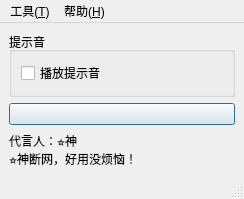
SkyD666/Act3SpeedrunTool, file AutoFirewall/MainWindow.ui: the form before one commit.
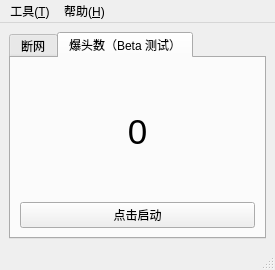
The form after the commit. Icons and pictures are not drawn.

Commit message: [feature]初步支持实时统计 Doomsday 3 爆头数

```diff
--- a/AutoFirewall/MainWindow.ui
+++ b/AutoFirewall/MainWindow.ui
@@ -6,8 +6,8 @@
    <rect>
     <x>0</x>
     <y>0</y>
-    <width>244</width>
-    <height>199</height>
+    <width>275</width>
+    <height>270</height>
    </rect>
   </property>
   <property name="windowTitle">
@@ -20,6 +20,16 @@
   <widget class="QWidget" name="centralwidget">
    <layout class="QVBoxLayout" name="verticalLayout">
     <item>
+     <widget class="QTabWidget" name="tabWidget">
+      <property name="currentIndex">
+       <number>1</number>
+      </property>
+      <widget class="QWidget" name="tabFirewall">
+       <attribute name="title">
+        <string>断网</string>
+       </attribute>
+       <layout class="QVBoxLayout" name="verticalLayout_2">
+        <item>
      <widget class="QGroupBox" name="groupBox_2">
       <property name="title">
        <string>提示音</string>
@@ -49,6 +59,66 @@
      </widget>
     </item>
     <item>
+         <widget class="QLabel" name="labHelpTranslate">
+          <property name="text">
+           <string>&lt;a href=&quot;https://discord.gg/pEWEjeJTa3&quot;&gt;帮助我们进行翻译&lt;/a&gt;</string>
+          </property>
+          <property name="textFormat">
+           <enum>Qt::RichText</enum>
+          </property>
+          <property name="scaledContents">
+           <bool>true</bool>
+          </property>
+          <property name="openExternalLinks">
+           <bool>true</bool>
+          </property>
+         </widget>
+        </item>
+        <item>
+         <widget class="QLabel" name="label">
+          <property name="text">
+           <string>代言人：⭐神
+⭐神断网，好用没烦恼！</string>
+          </property>
+         </widget>
+        </item>
+       </layout>
+      </widget>
+      <widget class="QWidget" name="tabHeadShot">
+       <attribute name="title">
+        <string>爆头数（Beta 测试）</string>
+       </attribute>
+       <layout class="QVBoxLayout" name="verticalLayout_3">
+        <item>
+         <widget class="QLabel" name="labHeadShotCount">
+          <property name="font">
+           <font>
+            <pointsize>26</pointsize>
+           </font>
+          </property>
+          <property name="text">
+           <string notr="true">0</string>
+          </property>
+          <property name="alignment">
+           <set>Qt::AlignCenter</set>
+          </property>
+         </widget>
+        </item>
+        <item>
+         <widget class="QPushButton" name="btnStartHeadShot">
+          <property name="text">
+           <string>点击启动</string>
+          </property>
+          <property name="checkable">
+           <bool>true</bool>
+          </property>
+         </widget>
+        </item>
+       </layout>
+      </widget>
+     </widget>
+    </item>
+    <item>
      <spacer name="verticalSpacer">
       <property name="orientation">
        <enum>Qt::Vertical</enum>
@@ -61,14 +131,6 @@
       </property>
      </spacer>
     </item>
-    <item>
-     <widget class="QLabel" name="label">
-      <property name="text">
-       <string>代言人：⭐神
-⭐神断网，好用没烦恼！</string>
-      </property>
-     </widget>
-    </item>
    </layout>
   </widget>
   <widget class="QMenuBar" name="menubar">
@@ -76,7 +138,7 @@
     <rect>
      <x>0</x>
      <y>0</y>
-     <width>244</width>
+     <width>275</width>
      <height>21</height>
     </rect>
    </property>
```
Left out of the diff: 6 changed lines with no effect on the pictures. Lines whose indentation alone changed are shown as unchanged. The commit also changes 7 other files.
